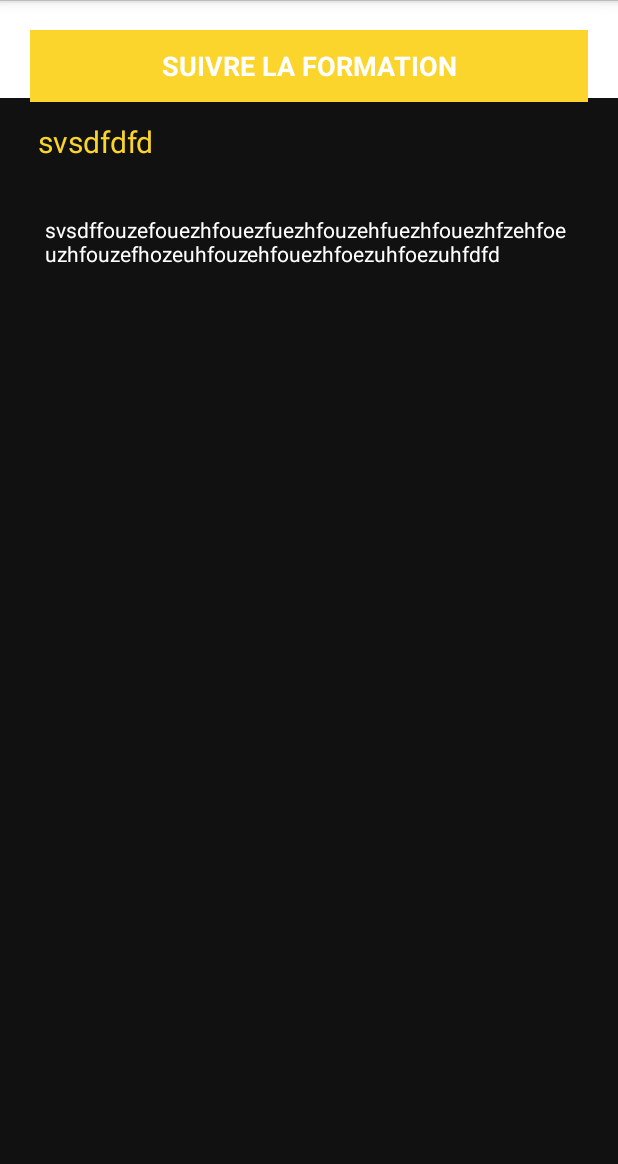
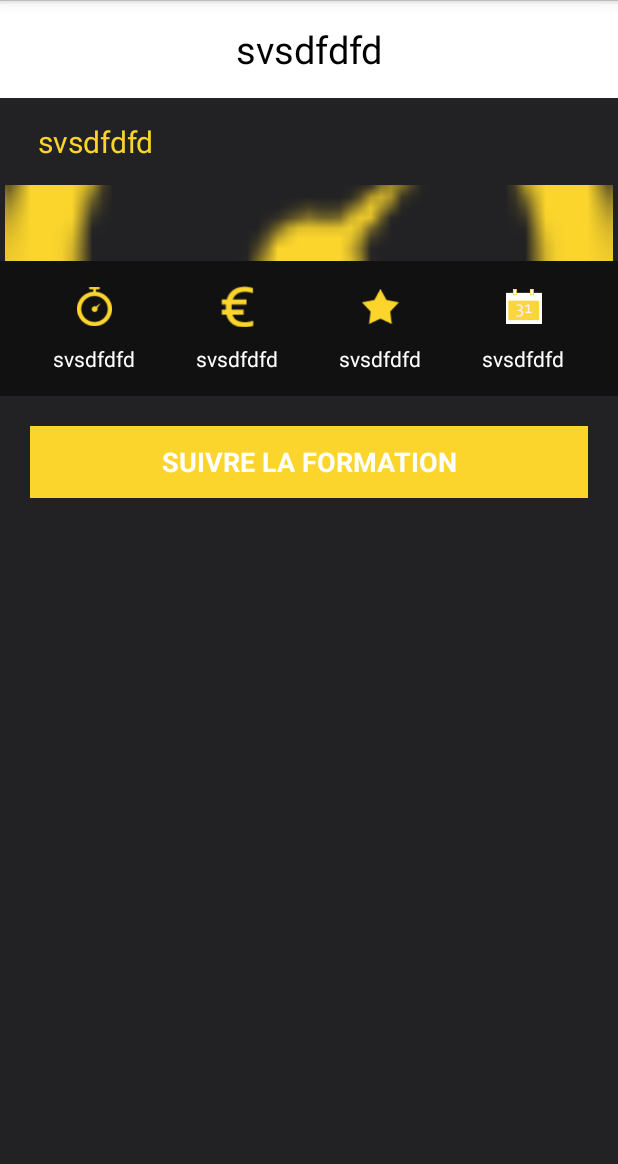
Before and after one commit to DAMSSaber/Projet2, an Android app: the layout cell_formation.xml on its own in the app's theme, with its tools: preview values and no code run, on a phone screen of 412 x 824 dp, the part 72-1236 px from its top. Run offline under Robolectric (Android 15) with nearby library versions, the phone set to English and light mode, and no system bars.

Commit message:
Add Formation activity

```diff
--- a/app/src/main/res/layout/activity_sub_categorie.xml
+++ b/app/src/main/res/layout/activity_sub_categorie.xml
@@ -25,6 +25,7 @@
             android:id="@+id/ui_lis_sub_cat"
             android:layout_width="match_parent"
             android:layout_height="wrap_content"
+            android:focusable="true"
             android:layout_weight="1" />
     </LinearLayout>
 
--- a/app/src/main/res/layout/cell_formation.xml
+++ b/app/src/main/res/layout/cell_formation.xml
@@ -1,7 +1,7 @@
 <RelativeLayout xmlns:android="http://schemas.android.com/apk/res/android"
     android:layout_width="match_parent"
     android:layout_height="match_parent"
-    android:background="@color/grey_dark">
+    android:background="@color/grey_light">
 
     <TextView
         android:id="@+id/ui_tx_title_formation"
@@ -26,33 +26,151 @@
         android:textColor="@color/yellow"
         android:textSize="20dp" />
 
-    <TextView
-        android:id="@+id/ui_tx_sub_content_formation"
+    <ImageView
+        android:id="@+id/ui_img_sub_content_formation"
         android:layout_width="match_parent"
         android:layout_height="wrap_content"
         android:layout_below="@id/ui_tx_sub_title_formation"
-        android:layout_marginLeft="10dp"
-        android:layout_marginRight="10dp"
-        android:gravity="left"
-        android:paddingBottom="10dp"
-        android:paddingLeft="20dp"
-        android:paddingRight="20dp"
-        android:paddingTop="20dp"
-        android:text="svsdffouzefouezhfouezfuezhfouzehfuezhfouezhfzehfoeuzhfouzefhozeuhfouzehfouezhfoezuhfoezuhfdfd"
-        android:textColor="@color/white" />
+        android:layout_centerHorizontal="true"
+        android:padding="3dp"
+        android:scaleType="centerCrop"
+        android:src="@drawable/chrono" />
 
     <LinearLayout
         android:id="@+id/ui_ln_menu_formation"
         android:layout_width="match_parent"
         android:layout_height="wrap_content"
-        android:weightSum="1"
+        android:layout_below="@id/ui_img_sub_content_formation"
+        android:layout_centerVertical="true"
+        android:background="@color/grey_dark"
         android:orientation="horizontal"
-        android:background="@color/grey_dark">
+        android:padding="15dp"
+        android:weightSum="1">
 
 
+        <RelativeLayout
+            android:layout_width="match_parent"
+            android:layout_height="wrap_content"
+            android:layout_gravity="center_vertical"
+            android:layout_weight="0.25"
+            android:gravity="center">
 
 
+            <ImageView
+                android:id="@+id/ui_img_time_formation"
+                android:layout_width="30dp"
+                android:layout_height="30dp"
+                android:layout_centerHorizontal="true"
+                android:padding="3dp"
+                android:scaleType="centerCrop"
+                android:src="@drawable/chrono" />
 
+            <TextView
+                android:id="@+id/ui_tx_formation_time"
+                android:layout_width="wrap_content"
+                android:layout_height="wrap_content"
+                android:layout_below="@id/ui_img_time_formation"
+                android:layout_centerHorizontal="true"
+                android:layout_marginTop="10dp"
+                android:gravity="left"
+                android:text="svsdfdfd"
+                android:textColor="@color/white" />
+
+
+        </RelativeLayout>
+
+        <RelativeLayout
+            android:layout_width="match_parent"
+            android:layout_height="wrap_content"
+            android:layout_gravity="center_vertical"
+
+            android:layout_weight="0.25"
+            android:gravity="center">
+
+
+            <ImageView
+                android:id="@+id/ui_img_price_formation"
+                android:layout_width="30dp"
+                android:layout_height="30dp"
+                android:layout_centerHorizontal="true"
+                android:padding="4dp"
+                android:scaleType="centerCrop"
+                android:src="@drawable/prix" />
+
+            <TextView
+                android:id="@+id/ui_tx_formation_price"
+                android:layout_width="wrap_content"
+                android:layout_height="wrap_content"
+                android:layout_below="@id/ui_img_price_formation"
+                android:layout_centerHorizontal="true"
+                android:layout_marginTop="10dp"
+
+                android:text="svsdfdfd"
+                android:textColor="@color/white" />
+
+
+        </RelativeLayout>
+
+        <RelativeLayout
+            android:layout_width="match_parent"
+            android:layout_height="wrap_content"
+            android:layout_gravity="center_vertical"
+
+            android:layout_weight="0.25"
+            android:gravity="center">
+
+
+            <ImageView
+                android:id="@+id/ui_img_note_formation"
+                android:layout_width="30dp"
+                android:layout_height="30dp"
+                android:layout_centerHorizontal="true"
+                android:padding="3dp"
+                android:scaleType="centerCrop"
+                android:src="@drawable/note" />
+
+            <TextView
+                android:id="@+id/ui_tx_formation_note"
+                android:layout_width="wrap_content"
+                android:layout_height="wrap_content"
+                android:layout_below="@id/ui_img_note_formation"
+                android:layout_centerHorizontal="true"
+                android:layout_marginTop="10dp"
+
+                android:text="svsdfdfd"
+                android:textColor="@color/white" />
+
+
+        </RelativeLayout>
+
+        <RelativeLayout
+            android:layout_width="match_parent"
+            android:layout_height="wrap_content"
+            android:layout_weight="0.25"
+            android:gravity="center">
+
+
+            <ImageView
+                android:id="@+id/ui_img_date_formation"
+                android:layout_width="30dp"
+                android:layout_height="30dp"
+                android:layout_centerHorizontal="true"
+                android:padding="3dp"
+                android:scaleType="centerCrop"
+                android:src="@drawable/date" />
+
+            <TextView
+                android:id="@+id/ui_tx_formation_date"
+                android:layout_width="wrap_content"
+                android:layout_height="wrap_content"
+                android:layout_below="@id/ui_img_date_formation"
+                android:layout_centerHorizontal="true"
+                android:layout_marginTop="10dp"
+                android:text="svsdfdfd"
+                android:textColor="@color/white" />
+
+
+        </RelativeLayout>
     </LinearLayout>
 
 
--- a/app/src/main/res/layout/cell_sub_categorie.xml
+++ b/app/src/main/res/layout/cell_sub_categorie.xml
@@ -44,7 +44,7 @@
         android:textColor="@color/white"
         android:textStyle="bold" />
 
-    <Button
+    <TextView
         android:id="@+id/ui_tx_sub_btn_cat"
         android:layout_width="match_parent"
         android:layout_height="wrap_content"
```
Also changed, not shown: app/src/main/java/com/ecolemultimedia/sabermostaf/projet2/activities/SubCategorieActivity.java (+10 -31 lines), app/src/main/java/com/ecolemultimedia/sabermostaf/projet2/adapters/ListSubCategorieAdapter.java (+10 -0 lines), app/src/main/java/com/ecolemultimedia/sabermostaf/projet2/cells/CellFormation.java (+134 -12 lines), app/src/main/java/com/ecolemultimedia/sabermostaf/projet2/components/DrawerActivity.java (+16 -0 lines), app/src/main/res/drawable/chrono.png (added), app/src/main/res/drawable/date.png (added), app/src/main/res/drawable/note.png (added), app/src/main/res/drawable/play.png (added), app/src/main/res/drawable/prix.png (added), app/src/main/res/drawable/stars_white.png (added), app/src/main/res/drawable/stars_yellow.png (added), 40 other files.
